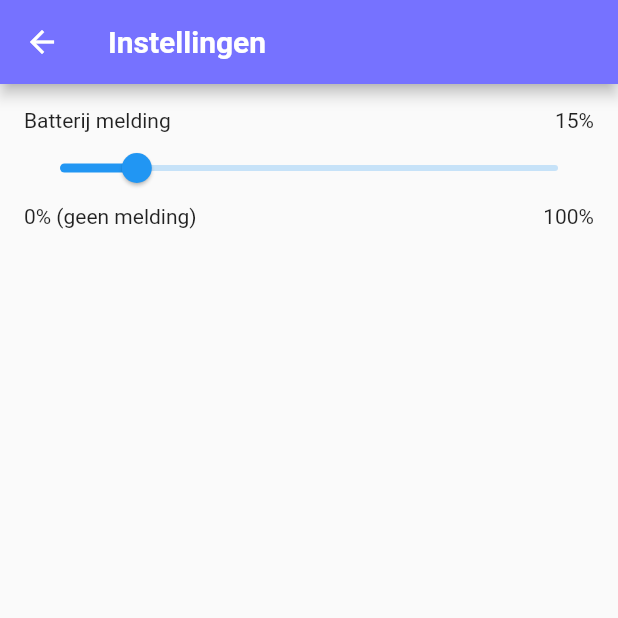
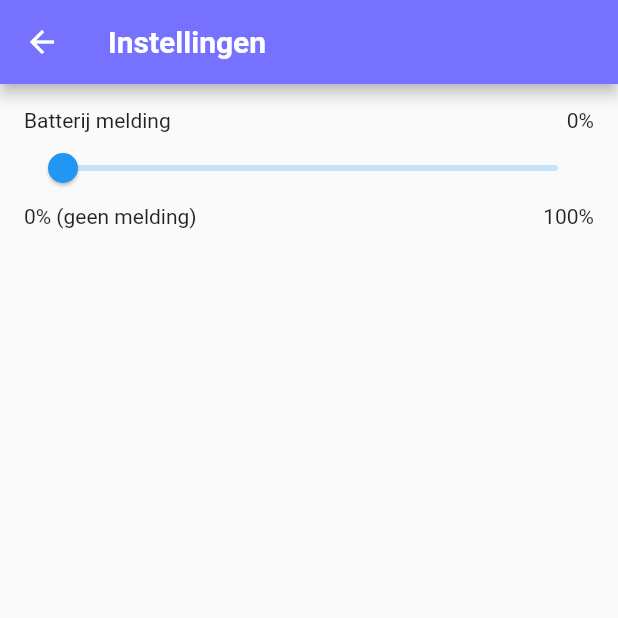
Before and after one commit to BlackBearFTW/EcoChat-Mobile, a Flutter app: the screen it shows after launch, after a tap on the "settings" icon, on a phone screen of 412 x 824 dp, the top half of it. Run offline on Flutter 3.47's test engine with Material 2 defaults, Android fonts, the phone set to English and light mode, and no system bars; our stand-ins replace battery_plus, flutter_local_notifications, geolocator, google_maps_flutter, shared_preferences; missing offline and left inert: signalr_netcore, skeleton_loader.

Commit message:
added battery warning functionality, including check for nearest marker. Lastly also added setter and getter for settings

```diff
--- a/lib/abstracts/signal_r.dart
+++ b/lib/abstracts/signal_r.dart
@@ -15,7 +15,7 @@ abstract class SignalR {
   }
 
   Future<void> initializeConnection() async {
-    if (_hubConnection?.state == HubConnectionState.Connected) return print("Already connected");
+    if (_hubConnection?.state == HubConnectionState.Connected) return;
 
    return await _hubConnection?.start();
   }
--- a/lib/main.dart
+++ b/lib/main.dart
@@ -1,11 +1,19 @@
+import 'package:battery_plus/battery_plus.dart';
+import 'package:ecochat_app/models/marker_model.dart';
+import 'package:ecochat_app/services/battery_service.dart';
+import 'package:ecochat_app/services/markers_signalr.dart';
+import 'package:ecochat_app/services/notification_service.dart';
 import 'package:flutter/material.dart';
 import 'package:flutter/services.dart';
 import 'package:geolocator/geolocator.dart';
+import 'package:google_maps_flutter/google_maps_flutter.dart';
+import 'package:shared_preferences/shared_preferences.dart';
 
 import 'screens/homepage/homepage.dart';
 
 void main() async {
   WidgetsFlutterBinding.ensureInitialized();
+  NotificationService().init();
   runApp(const MyApp());
 }
 
@@ -30,22 +38,62 @@ class GlobalApp extends StatefulWidget {
 }
 
 class _GlobalAppState extends State<GlobalApp> {
+  final BatteryService _batteryService = BatteryService();
+  final NotificationService _notificationService = NotificationService();
+  final _signalRMarkers = SignalRMarkers();
+  late final stream = _signalRMarkers.getAllMarkersStream();
+  late final List<MarkerModel>? markers;
+  late BatteryState _batteryState = BatteryState.unknown;
+  int _minBatteryLevel = 0;
+
  @override
   void initState() {
+   super.initState();
 
    SystemChrome.setPreferredOrientations([
      DeviceOrientation.portraitUp,
      DeviceOrientation.portraitDown,
    ]);
 
+   _signalRMarkers.initializeConnection().then((value) {
+     stream.listen((data) => markers = data);
+   });
+
+   getBatteryWarningLevel().then((value) => _minBatteryLevel = value);
+
     _askForLocationPermission();
-    super.initState();
+
+   _batteryService.onBatteryStateChanged.listen((state) => _batteryState = state);
+
+   _batteryService.onBatteryLevelChanged.listen((int batteryLevel) => _handleBatteryChanges(batteryLevel));
   }
 
   @override
-  Widget build(BuildContext context) {
-    return const HomeView();
+  Widget build(BuildContext context) => const HomeView();
+
+  Future<int> getBatteryWarningLevel() async {
+    SharedPreferences prefs = await SharedPreferences.getInstance();
+    return prefs.getInt("batteryWarningLevel") ?? 0;
   }
+
+ void _handleBatteryChanges(int batteryLevel) async {
+   if (batteryLevel != _minBatteryLevel || _batteryState == BatteryState.charging) return;
+
+   Position location = await Geolocator.getCurrentPosition();
+
+   int? _distance = markers?.fold(null, (int? total, MarkerModel? current) {
+     int currentValue = current!.distanceFrom(LatLng(location.latitude, location.longitude)).round();
+     if (total == null) return currentValue;
+     return currentValue < total ? currentValue : total;
+   });
+
+   if (_distance != null && _distance > 600) return;
+
+   _notificationService.showNotifications(
+       "Lage batterij!",
+       "Je batterij is nog maar $_minBatteryLevel%, ga snel naar het dichtstbijzijnde EcoChat bankje ${_distance != null ? ", hier ongeveer $_distance meter vandaan." : "." }"
+   );
+ }
 
   void _askForLocationPermission() async {
     if (!await Geolocator.isLocationServiceEnabled()) return;
--- a/lib/models/marker_model.dart
+++ b/lib/models/marker_model.dart
@@ -1,3 +1,6 @@
+import 'package:geolocator/geolocator.dart';
+import 'package:google_maps_flutter/google_maps_flutter.dart';
+
 class MarkerModel {
   late String id;
   late String name;
@@ -21,4 +24,6 @@ class MarkerModel {
     totalSlots = json['totalSlots'];
   }
 
+  double distanceFrom(LatLng otherCoordinates) => Geolocator.distanceBetween(latitude, longitude, otherCoordinates.latitude, otherCoordinates.longitude);
+
 }
--- a/lib/screens/settings/settings.dart
+++ b/lib/screens/settings/settings.dart
@@ -1,5 +1,6 @@
 import 'package:flutter/cupertino.dart';
 import 'package:flutter/material.dart';
+import 'package:shared_preferences/shared_preferences.dart';
 
 class SettingsView extends StatefulWidget {
   const SettingsView({Key? key}) : super(key: key);
@@ -9,7 +10,23 @@ class SettingsView extends StatefulWidget {
 }
 
 class _SettingsViewState extends State<SettingsView> {
-  int _batteryWarningValue = 15;
+  int _batteryWarningValue = 0;
+
+  @override
+  void initState() {
+    super.initState();
+    getBatteryWarningLevel().then((value) => _batteryWarningValue = value);
+  }
+
+  Future<int> getBatteryWarningLevel() async {
+    SharedPreferences prefs = await SharedPreferences.getInstance();
+    return prefs.getInt("batteryWarningLevel") ?? 0;
+  }
+
+  void setBatteryWarningLevel(int newBatteryLevel) async {
+    SharedPreferences prefs = await SharedPreferences.getInstance();
+    prefs.setInt("batteryWarningLevel", newBatteryLevel);
+  }
 
   @override
   Widget build(BuildContext context) {
@@ -30,7 +47,10 @@ class _SettingsViewState extends State<SettingsView> {
                 ),
                 Slider(
                   value: _batteryWarningValue.toDouble(),
-                  onChanged: (newValue) => setState(() => _batteryWarningValue = newValue.toInt()),
+                  onChanged: (newValue) {
+                    setBatteryWarningLevel(newValue.toInt());
+                    setState(() => _batteryWarningValue = newValue.toInt());
+                  },
                   divisions: 100,
                   min: 0,
                   max: 100,
--- a/lib/services/battery_service.dart
+++ b/lib/services/battery_service.dart
@@ -5,11 +5,13 @@ import 'package:battery_plus/battery_plus.dart';
 class BatteryService {
   final Battery _battery = Battery();
 
-  Stream<int> get onBatteryLevelChange {
+  Stream<int> get onBatteryLevelChanged {
     final streamController = StreamController<int>();
     streamController.add(100);
 
-    Timer.periodic(const Duration(seconds: 30), (_) async => streamController.add(await _battery.batteryLevel));
+    Timer.periodic(const Duration(minutes: 1), (_) async => streamController.add(await _battery.batteryLevel));
     return streamController.stream;
   }
+
+  Stream<BatteryState> get onBatteryStateChanged => _battery.onBatteryStateChanged;
 }
--- a/lib/services/notification_service.dart
+++ b/lib/services/notification_service.dart
@@ -16,6 +16,7 @@ class NotificationService {
     priority: Priority.high,
     importance: Importance.high,
     onlyAlertOnce: true,
+    styleInformation: BigTextStyleInformation('')
   );
 
   Future<void> init() async {
--- a/pubspec.yaml
+++ b/pubspec.yaml
@@ -39,6 +39,7 @@ dependencies:
   skeleton_loader: ^2.0.0+4
   battery_plus: ^2.0.2
   flutter_local_notifications: ^9.1.5
+  shared_preferences: ^2.0.11
 
 dev_dependencies:
   flutter_test:
```
Also changed, not shown: pubspec.lock.
